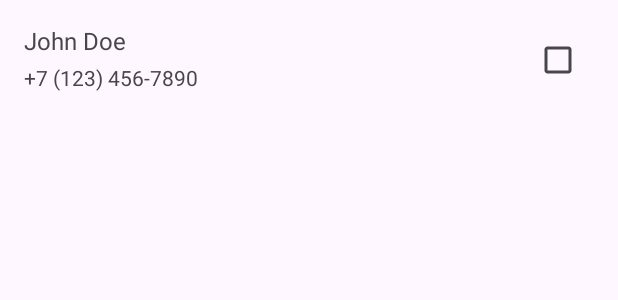
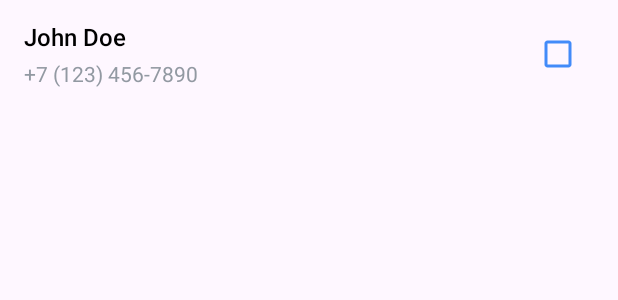
Before and after one commit to Raliiinz/T-Travelling, an Android app: the layout item_contact.xml on its own in the app's theme, with its tools: preview values and no code run, on a phone screen of 412 x 824 dp. Shown: the top 300 px of the screen. Run offline under Robolectric (Android 15) with nearby library versions, the phone set to English and light mode, and no system bars.

Commit message:
work with contacts

```diff
--- a/app/src/main/res/layout/item_contact.xml
+++ b/app/src/main/res/layout/item_contact.xml
@@ -1,41 +1,51 @@
 <?xml version="1.0" encoding="utf-8"?>
-<androidx.constraintlayout.widget.ConstraintLayout
-    xmlns:android="http://schemas.android.com/apk/res/android"
+<LinearLayout xmlns:android="http://schemas.android.com/apk/res/android"
     xmlns:app="http://schemas.android.com/apk/res-auto"
+    android:layout_width="match_parent"
+    android:layout_height="72dp"
     xmlns:tools="http://schemas.android.com/tools"
-    android:layout_width="match_parent"
-    android:layout_height="wrap_content"
-    android:padding="16dp">
+    android:orientation="horizontal"
+    android:paddingStart="16dp"
+    android:paddingEnd="16dp"
+    android:background="?attr/selectableItemBackground">
+
+    <LinearLayout
+        android:layout_width="0dp"
+        android:layout_height="match_parent"
+        android:layout_weight="1"
+        android:orientation="vertical"
+        android:gravity="center_vertical">
 
         <TextView
             android:id="@+id/tvName"
-        android:layout_width="0dp"
+            android:layout_width="match_parent"
             android:layout_height="wrap_content"
-        android:layout_marginEnd="8dp"
+            android:textColor="@color/black"
             android:textSize="16sp"
-        app:layout_constraintEnd_toStartOf="@id/checkbox"
-        app:layout_constraintStart_toStartOf="parent"
-        app:layout_constraintTop_toTopOf="parent"
-        tools:text="John Doe" />
+            android:fontFamily="sans-serif-medium"
+            android:ellipsize="end"
+            android:maxLines="1"
+            tools:text="John Doe"/>
 
         <TextView
             android:id="@+id/tvPhone"
-        android:layout_width="0dp"
+            android:layout_width="match_parent"
             android:layout_height="wrap_content"
+            android:textColor="@color/hint_color"
+            android:textSize="14sp"
             android:layout_marginTop="4dp"
-        android:textColor="?android:attr/textColorSecondary"
-        app:layout_constraintEnd_toStartOf="@id/checkbox"
-        app:layout_constraintStart_toStartOf="parent"
-        app:layout_constraintTop_toBottomOf="@id/tvName"
-        tools:text="+7 (123) 456-7890" />
+            android:ellipsize="end"
+            android:maxLines="1"
+            tools:text="+7 (123) 456-7890"/>
+    </LinearLayout>
 
-    <CheckBox
+    <com.google.android.material.checkbox.MaterialCheckBox
         android:id="@+id/checkbox"
         android:layout_width="wrap_content"
         android:layout_height="wrap_content"
-        android:layout_marginStart="8dp"
-        app:layout_constraintBottom_toBottomOf="parent"
-        app:layout_constraintEnd_toEndOf="parent"
-        app:layout_constraintTop_toTopOf="parent" />
+        android:layout_gravity="center"
+        app:buttonTint="@color/blue"
+        app:useMaterialThemeColors="false"
+        app:theme="@style/CheckBoxTheme"/>
 
-</androidx.constraintlayout.widget.ConstraintLayout>
+</LinearLayout>
--- a/app/src/main/res/values/colors.xml
+++ b/app/src/main/res/values/colors.xml
@@ -10,5 +10,4 @@
     <color name="dark_gray_text">#424242</color>
     <color name="hint_color">#9299A2</color>
     <color name="gray_button">#333333</color>
-
 </resources>
--- a/app/src/main/res/values/styles.xml
+++ b/app/src/main/res/values/styles.xml
@@ -73,4 +73,10 @@
         <item name="android:backgroundDimAmount">0.5</item>
     </style>
 
+    <style name="CheckBoxTheme" parent="Theme.MaterialComponents.Light">
+        <item name="colorSecondary">@color/blue</item>
+        <item name="colorControlActivated">@color/blue</item>
+        <item name="colorOnSurface">@color/blue</item>
+    </style>
+
 </resources>
```
Also changed, not shown: app/src/main/java/ru/itis/travelling/presentation/base/navigation/Navigator.kt (+16 -0 lines), app/src/main/java/ru/itis/travelling/presentation/trips/fragments/AddTripBottomSheet.kt (+14 -16 lines), app/src/main/java/ru/itis/travelling/presentation/trips/fragments/AddTripViewModel.kt (+16 -18 lines), app/src/main/java/ru/itis/travelling/presentation/trips/fragments/ContactsPickerDialog.kt (+38 -23 lines), app/src/main/java/ru/itis/travelling/presentation/trips/fragments/ContactsPickerFragment.kt (deleted, +0 -77 lines), app/src/main/java/ru/itis/travelling/presentation/trips/list/ContactsAdapter.kt (+8 -6 lines), app/src/main/java/ru/itis/travelling/presentation/trips/list/ParticipantAdapter.kt (+1 -24 lines), app/src/main/res/layout/dialog_add_trip.xml (+9 -8 lines), app/src/main/res/layout/dialog_contacts_picker.xml (added, +59 -0 lines), app/src/main/res/layout/fragment_contacts_picker.xml (deleted, +0 -38 lines), app/src/main/res/values/strings.xml (+10 -2 lines). Lines whose indentation alone changed are shown as unchanged.
